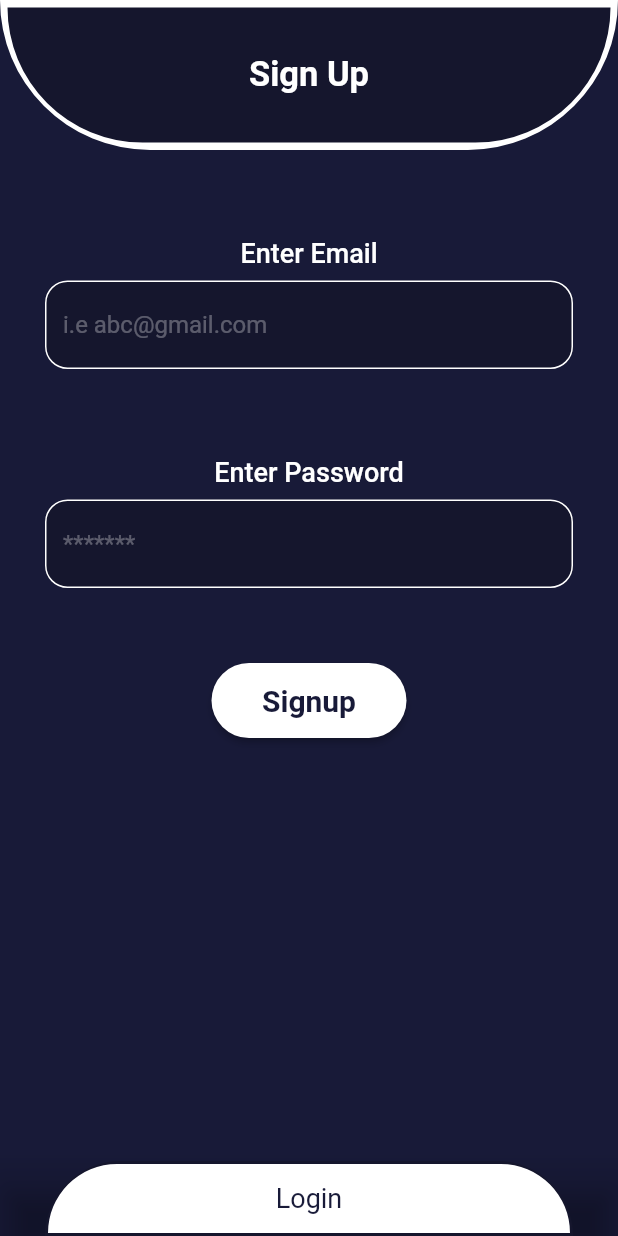
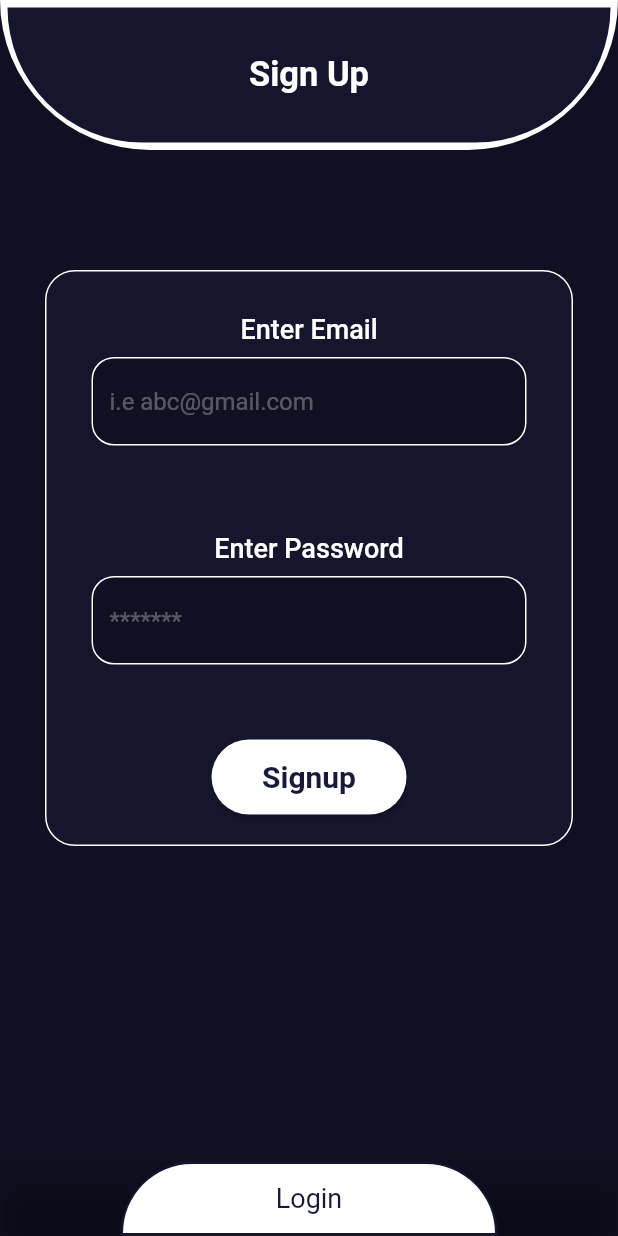
Before and after one commit to suleman24/FYP, a Flutter app: the screen it shows after launch, on a phone screen of 412 x 824 dp. Run offline on Flutter 3.47's test engine with Material 2 defaults, Android fonts, the phone set to English and light mode, and no system bars.

Commit message:
Updated Signup Screen UI

```diff
--- a/android_messenger/lib/UI/auth ui/signup.dart
+++ b/android_messenger/lib/UI/auth ui/signup.dart
@@ -26,7 +26,8 @@ class _SignUpScreenState extends State<SignUpScreen> {
   Widget build(BuildContext context) {
     return SafeArea(
       child: Scaffold(
-        backgroundColor: AppColors.authscreenbackground,
+        backgroundColor: Color(0xff0f1021),
+
       body: Column(
           children: [
 
@@ -54,12 +55,26 @@ class _SignUpScreenState extends State<SignUpScreen> {
         ),
 
             SizedBox(
-              height: 50,
+              height: 80,
+            ),
+
+            Padding(padding: EdgeInsets.fromLTRB(30, 0, 30, 0),
+            child: Container(
+
+              decoration: BoxDecoration(
+                color: AppColors.signuptextbackground,
+                border: Border.all(
+                  color: Colors.white,
+                  width: 1,
+                ),
+                borderRadius: BorderRadius.circular(20),
               ),
 
 
+              child: Column(
+                children: [
                   Padding(
-              padding: const EdgeInsets.fromLTRB(30, 0, 30, 0),
+                    padding: const EdgeInsets.fromLTRB(30, 20, 30, 0),
                     child: Container(
                         child: Column(
                           children: [
@@ -76,8 +91,9 @@ class _SignUpScreenState extends State<SignUpScreen> {
                             TextFormField(
                               keyboardType: TextInputType.emailAddress,
                               controller: email,
+                              style: TextStyle(color: Colors.white),
                               decoration: InputDecoration(
-                            fillColor: Color(0xff15162d),
+                                  fillColor: Color(0xff0f1021),
                                   filled: true,
                                   border: OutlineInputBorder(
                                       borderRadius: BorderRadius.circular(15),
@@ -112,8 +128,9 @@ class _SignUpScreenState extends State<SignUpScreen> {
                             ),
                             TextFormField(
                               controller: password,
+                              style: TextStyle(color: Colors.white),
                               decoration: InputDecoration(
-                          fillColor: Color(0xff15162d),
+                                fillColor: Color(0xff0f1021),
                                 filled: true,
                                 border: OutlineInputBorder(
                                     borderRadius: BorderRadius.circular(15),
@@ -163,6 +180,12 @@ class _SignUpScreenState extends State<SignUpScreen> {
                       ),
                     ),
                   ),
+                ],
+              ),
+            ),
+            )
+
+
 
 
 
@@ -173,7 +196,12 @@ class _SignUpScreenState extends State<SignUpScreen> {
           color: Colors.transparent,
 
           child: Padding(
-            padding: EdgeInsets.fromLTRB(30, 0, 30, 0),
+            padding: EdgeInsets.fromLTRB(80, 0, 80, 0),
+            child: GestureDetector(
+              onTap: (){
+
+
+              },
               child: Container(
                 height: 50,
                 decoration: BoxDecoration(
@@ -187,11 +215,7 @@ class _SignUpScreenState extends State<SignUpScreen> {
                     topRight: Radius.circular(100),
                   ),),
 
-              child:GestureDetector(
-                onTap: (){
-
-                },
-                child: Center(
+                child:Center(
                   child: Text(
                     "Login"
                     ,
```
Lines whose indentation alone changed are shown as unchanged.
